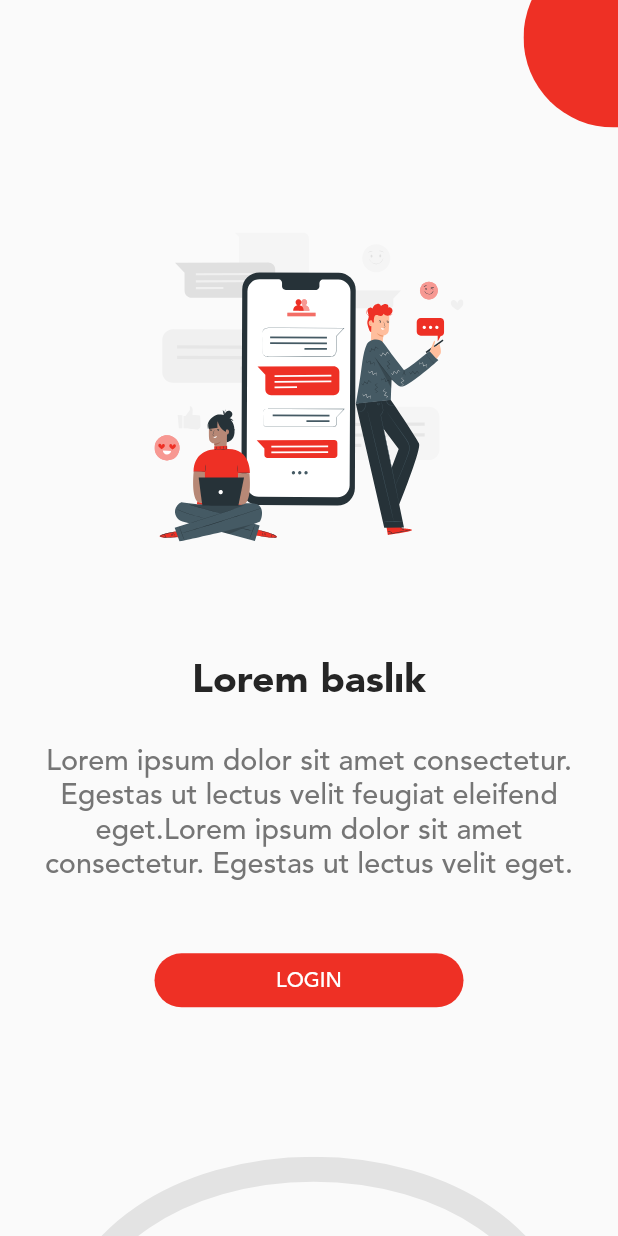
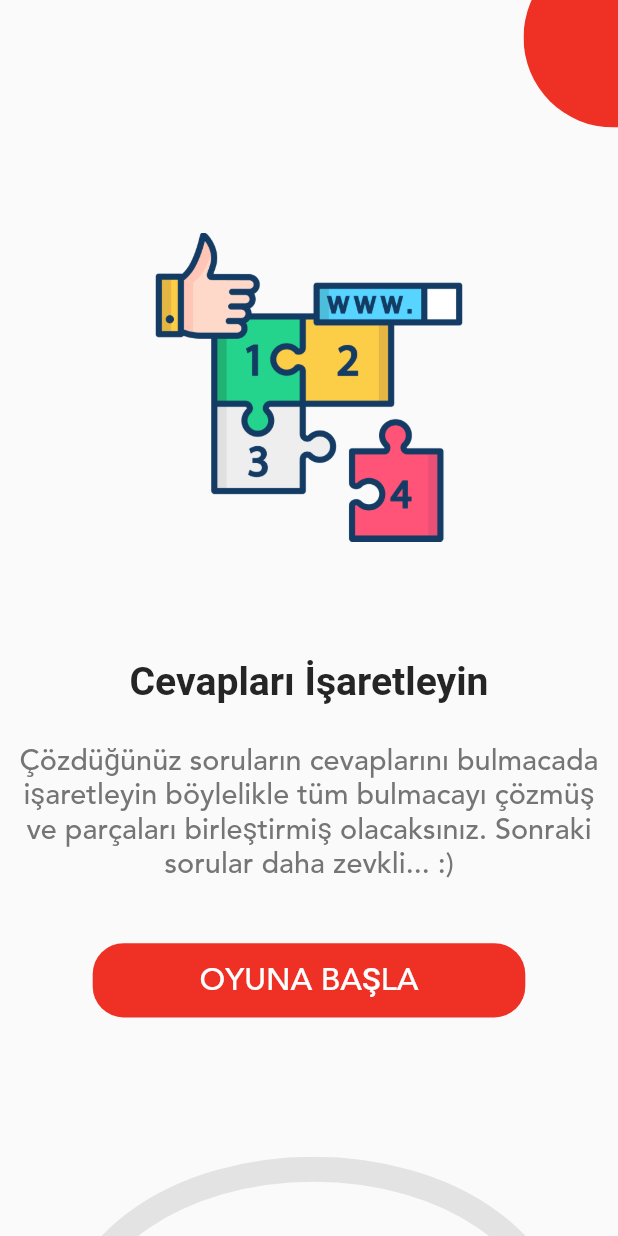
Before and after one commit to ferhatiltas/Number-Puzzle-Flutter, a Flutter app: the screen it shows after launch, swiped to page 3, on a phone screen of 412 x 824 dp. Run offline on Flutter 3.47's test engine with Material 2 defaults, Android fonts, the phone set to English and light mode, and no system bars; our stand-ins replace bloc, flutter_bloc, flutter_svg, sizer.

Commit message:
Added onboarding images and texts.

```diff
--- a/lib/core/constants/app_consts.dart
+++ b/lib/core/constants/app_consts.dart
@@ -6,13 +6,13 @@ class ApplicationConstants {
   }
 
   ApplicationConstants._init();
-  final String onboardTitle1 = "Lorem başlık";
+  final String onboardTitle1 = "Matematiğiniz Geliştirin";
   final String onboardDescription1 =
-      "Bu bir denemedir yağlı şaka ünlü  çabuk consectetur. Egestas ut lectus velit feugiat eleifend eget.Lorem ipsum dolor sit amet consectetur. Egestas ut lectus velit eget.";
-  final String onboardTitle2 = "Lorem baslık";
+      "Uygulamada size sorulan matematik sorularını çözüp doğru cevabı bulduğunuzda doğru cevabı bulmaca içinden bulup işeretleyin ve puanları toplayın.";
+  final String onboardTitle2 = "Görsel Zeka";
   final String onboardDescription2 =
-      "Bu bir denemedir yağlı şaka ünlü  çabuk consectetur ut lectus velit feugiat eleifend eget.Lorem ipsum dolor sit amet consectetur. Egestas ut lectus velit eget.";
-  final String onboardTitle3 = "Lorem baslık";
+      "Sorulan sorularda doğru cevabı çözdükten sonra bulmaca içinden ilgili cevabı bulun böylelikle görsel zekanız ve problem çözme yeteneğiniz artsın.";
+  final String onboardTitle3 = "Cevapları İşaretleyin";
   final String onboardDescription3 =
-      'Lorem ipsum dolor sit amet consectetur. Egestas ut lectus velit feugiat eleifend eget.Lorem ipsum dolor sit amet consectetur. Egestas ut lectus velit eget.';
+      'Çözdüğünüz soruların cevaplarını bulmacada işaretleyin böylelikle tüm bulmacayı çözmüş ve parçaları birleştirmiş olacaksınız. Sonraki sorular daha zevkli... :)';
 }
--- a/lib/core/constants/image_constants.dart
+++ b/lib/core/constants/image_constants.dart
@@ -10,4 +10,8 @@ class ImageConstants {
   String toJpg(value) => 'assets/images/$value.jpg';
   String toJpeg(value) => 'assets/images/$value.jpeg';
 
+  // MARK: - Onboarding View
+  String get onboard1 => toPng('onboard1');
+  String get onboard2 => toPng('onboard2');
+  String get onboard3 => toPng('onboard3');
 }
--- a/lib/features/onboarding/cubit/onboarding_cubit.dart
+++ b/lib/features/onboarding/cubit/onboarding_cubit.dart
@@ -2,7 +2,7 @@ import 'package:bloc/bloc.dart';
 import 'package:flutter/cupertino.dart';
 
 import '../../../core/constants/app_consts.dart';
-import '../../../core/constants/svg_constants.dart';
+import '../../../core/constants/image_constants.dart';
 import '../model/onboarding_model.dart';
 import 'onboarding_state.dart';
 
@@ -21,15 +21,15 @@ class OnboardingCubit extends Cubit<OnboardingState> {
       OnboardingModel(
           title: ApplicationConstants.instance.onboardTitle1,
           description: ApplicationConstants.instance.onboardDescription1,
-          imagePath: SvgConstants.instance.onboard1),
+          imagePath: ImageConstants.instance.onboard1),
       OnboardingModel(
           title: ApplicationConstants.instance.onboardTitle2,
           description: ApplicationConstants.instance.onboardDescription2,
-          imagePath: SvgConstants.instance.onboard2),
+          imagePath: ImageConstants.instance.onboard2),
       OnboardingModel(
           title: ApplicationConstants.instance.onboardTitle3,
           description: ApplicationConstants.instance.onboardDescription3,
-          imagePath: SvgConstants.instance.onboard3),
+          imagePath: ImageConstants.instance.onboard3),
     ];
   }
 
--- a/lib/features/onboarding/view/onboarding_view.dart
+++ b/lib/features/onboarding/view/onboarding_view.dart
@@ -20,11 +20,9 @@ class OnboardingView extends StatefulWidget {
 }
 
 class _OnboardingViewState extends BaseState<OnboardingView> {
-
-
   @override
   Widget build(BuildContext context) {
-    return  Scaffold(
+    return Scaffold(
       body: SingleChildScrollView(
         child: Column(
           children: [
@@ -136,7 +134,7 @@ class _OnboardingViewState extends BaseState<OnboardingView> {
           itemBuilder: ((context, index) {
             return Column(
               children: [
-                SvgPicture.asset(
+                Image.asset(
                   context.read<OnboardingCubit>().onboardModelList[index].imagePath,
                   height: 30.h,
                   width: 50.w,
@@ -144,7 +142,7 @@ class _OnboardingViewState extends BaseState<OnboardingView> {
                 DynamicVerticalSpace(height: 7.h),
                 Text(
                   context.read<OnboardingCubit>().onboardModelList[index].title,
-                  style: TextStyle(fontFamily: fontsConstants.AVENIR_BLACK, fontSize: 19.sp, color: const Color(0XFF252525)),
+                  style: TextStyle(fontWeight: FontWeight.bold, fontSize: 19.sp, color: const Color(0XFF252525)),
                 ),
                 DynamicVerticalSpace(height: 2.h),
                 Padding(
@@ -164,18 +162,20 @@ class _OnboardingViewState extends BaseState<OnboardingView> {
   SizedBox _buildLoginButton() {
     return Platform.isIOS
         ? SizedBox(
-            width: 50.w,
+            width: 70.w,
+            height: 30.h,
             child: CupertinoButton.filled(
               borderRadius: BorderRadius.all(Radius.circular(2.5.h)),
               onPressed: () => context.read<OnboardingCubit>().navigateToLoginView(context),
               child: Text(
-                'LOGIN',
-                style: TextStyle(fontSize: 10.sp, fontFamily: fontsConstants.AVENIR_MEDIUM),
+                'OYUNA BAŞLA',
+                style: TextStyle(fontSize: 15.sp, fontFamily: fontsConstants.AVENIR_MEDIUM),
               ),
             ),
           )
         : SizedBox(
-            width: 50.w,
+            width: 70.w,
+            height: 30.h,
             child: ElevatedButton(
               style: ButtonStyle(
                 shape: MaterialStateProperty.all<RoundedRectangleBorder>(RoundedRectangleBorder(
@@ -189,8 +189,8 @@ class _OnboardingViewState extends BaseState<OnboardingView> {
               ),
               onPressed: () => context.read<OnboardingCubit>().navigateToLoginView(context),
               child: Text(
-                'LOGIN',
-                style: TextStyle(fontSize: 10.sp, fontFamily: fontsConstants.AVENIR_MEDIUM),
+                'OYUNA BAŞLA',
+                style: TextStyle(fontSize: 15.sp, fontFamily: fontsConstants.AVENIR_MEDIUM),
               ),
             ),
           );
```
Also changed, not shown: assets/images/onboard1.png (added), assets/images/onboard2.png (added), assets/images/onboard3.png (added). Lines whose indentation alone changed are shown as unchanged.
